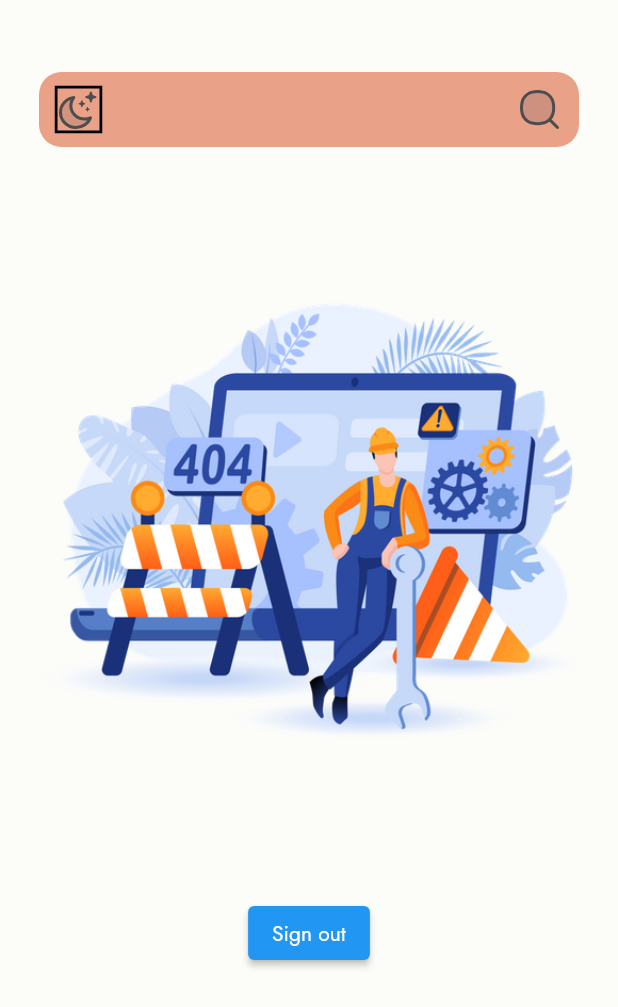
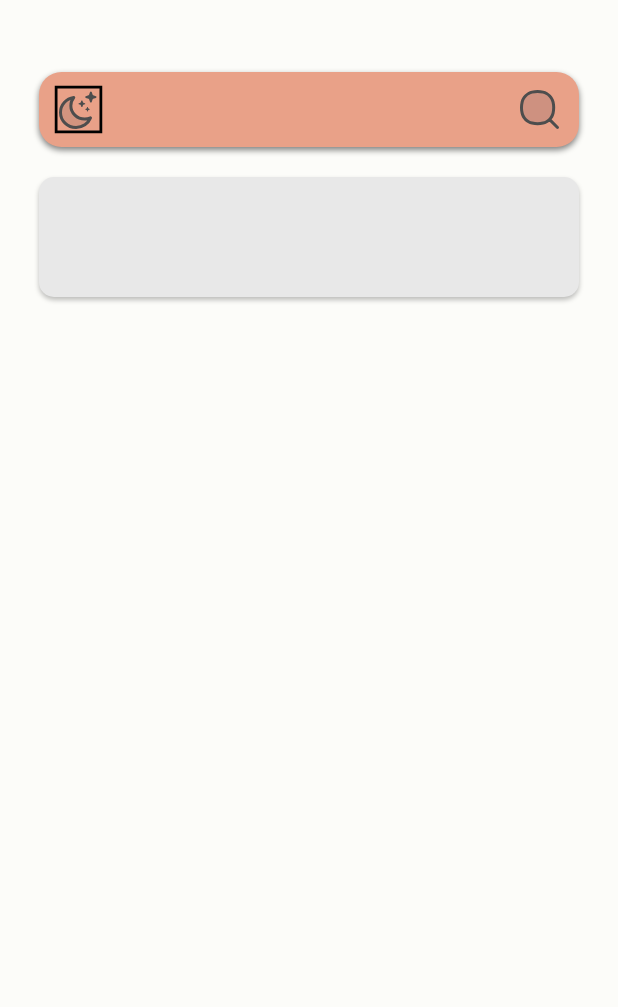
Before and after one commit to tomas-sucena/2023-FEUP-ESOF, a Flutter app: the HomePage screen opened directly, on a phone screen of 412 x 824 dp. Shown: the top 1007 px of the screen. Run offline on Flutter 3.47's test engine with Material 2 defaults, Android fonts, the phone set to English and light mode, and no system bars; our stand-ins replace cloud_firestore, firebase_auth, firebase_core, firebase_storage, flutter_svg, google_sign_in and 2 more; accounts and stored records are empty.

Commit message:
updated HomePage
the search bar now has a drop shadow

```diff
--- /dev/null
+++ b/app/lib/components/interactive/event_card.dart
@@ -0,0 +1,24 @@
+import 'package:flutter/material.dart';
+
+class EventCard extends StatelessWidget {
+  const EventCard({Key? key}) : super(key: key);
+
+  @override
+  Widget build(BuildContext context) {
+    return Container(
+      height: 80,
+      width: 360,
+      decoration: BoxDecoration(
+        color: const Color.fromRGBO(232, 232, 232, 1.0),
+        borderRadius: BorderRadius.circular(10),
+        boxShadow: [
+          BoxShadow(
+            color: Color.fromRGBO(0, 0, 0, 0.25),
+            offset: Offset(0,2),
+            blurRadius: 2,
+          ),
+        ]
+      ),
+    );
+  }
+}
--- /dev/null
+++ b/app/lib/components/interactive/search_bar.dart
@@ -0,0 +1,49 @@
+import 'package:flutter/material.dart';
+import 'package:flutter_svg/svg.dart';
+import 'package:provider/provider.dart';
+
+import '../../utils/alignment.dart';
+import '../../utils/themes/theme_manager.dart';
+
+class SearchBar extends StatelessWidget {
+  const SearchBar({Key? key}) : super(key: key);
+
+  @override
+  Widget build(BuildContext context) {
+    return Container(
+      height: 50,
+      width: 360,
+      decoration: BoxDecoration(
+        color: const Color.fromRGBO(233, 161, 136, 1.0),
+        borderRadius: BorderRadius.circular(15),
+        boxShadow: [
+          BoxShadow(
+            color: Color.fromRGBO(0, 0, 0, 0.5),
+            offset: Offset(0,2),
+            blurRadius: 3,
+          ),
+        ],
+      ),
+      child: Row(
+        mainAxisAlignment: MainAxisAlignment.spaceAround,
+        children: [
+          Consumer<ThemeManager>(
+            builder: (context, themeManager, child) {
+              return IconButton(
+                icon: themeManager.getIcon(),
+                onPressed: () => themeManager.switchTheme(),
+              );
+            },
+          ),
+
+          addHorizontalSpace(250), // future search bar
+
+          IconButton(
+            icon: SvgPicture.asset("assets/images/icons/COCO_Loupe.svg"),
+            onPressed: () => {},
+          ),
+        ],
+      ),
+    );
+  }
+}
--- a/app/lib/pages/home_page.dart
+++ b/app/lib/pages/home_page.dart
@@ -1,10 +1,8 @@
 import 'package:flutter/material.dart';
-import 'package:flutter_svg/svg.dart';
-import 'package:provider/provider.dart';
 
-import '../services/authentication/google_authenticator.dart';
+import '../components/interactive/event_card.dart';
+import '../components/interactive/search_bar.dart';
 import '../utils/alignment.dart';
-import '../utils/themes/theme_manager.dart';
 
 class HomePage extends StatelessWidget {
   const HomePage({super.key});
@@ -15,44 +13,11 @@ class HomePage extends StatelessWidget {
       body: Column(
         children: [
           addVerticalSpace(48),
-          Container(
-            height: 50,
-            width: 360,
-            decoration: BoxDecoration(
-              color: const Color.fromRGBO(233, 161, 136, 1.0),
-              borderRadius: BorderRadius.circular(15),
-            ),
-            child: Row(
-              mainAxisAlignment: MainAxisAlignment.spaceAround,
-              children: [
-                Consumer<ThemeManager>(
-                  builder: (context, themeManager, child) {
-                    return IconButton(
-                      icon: themeManager.getIcon(),
-                      onPressed: () => themeManager.switchTheme(),
-                    );
-                  },
-                ),
-
-                addHorizontalSpace(250), // future search bar
-
-                IconButton(
-                  icon: SvgPicture.asset("assets/images/icons/COCO_Loupe.svg"),
-                  onPressed: () => {},
-                ),
-              ],
-            ),
+          Center(
+            child: SearchBar(),
           ),
-          Image.asset('assets/images/maintenance.png', height: 500),
-          Center(
-            child: ElevatedButton(
-              onPressed: () {
-                GoogleAuthenticator()
-                    .signOut(); // Navigate back to first screen when tapped.
-              },
-              child: const Text('Sign out'),
-            ),
-          ),
+          addVerticalSpace(20),
+          EventCard(),
         ],
       ),
     );
```
